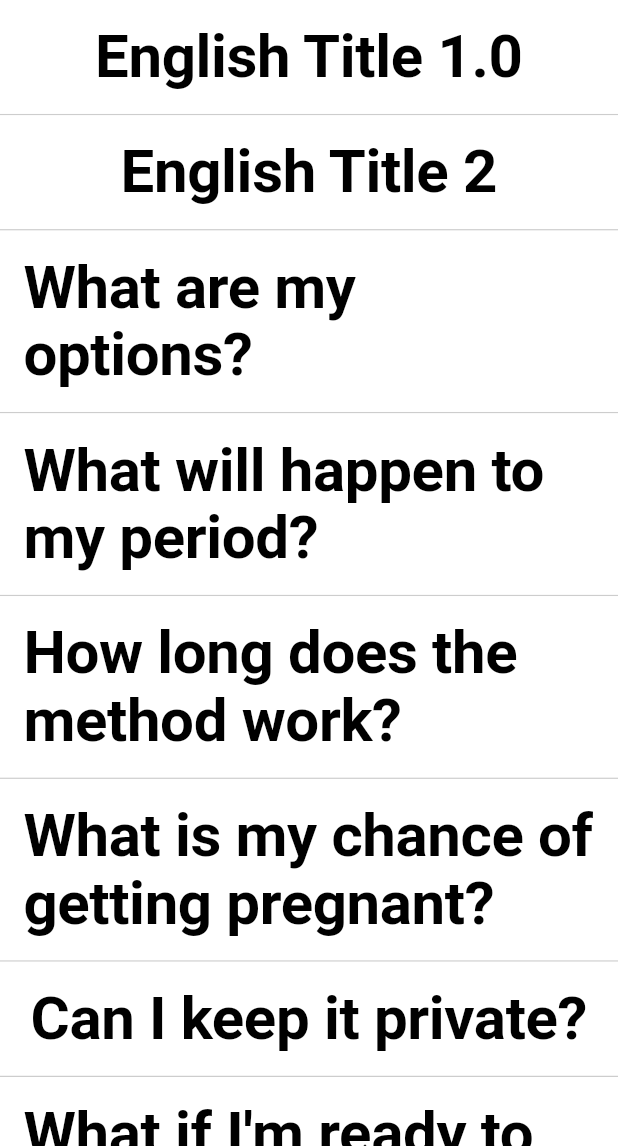
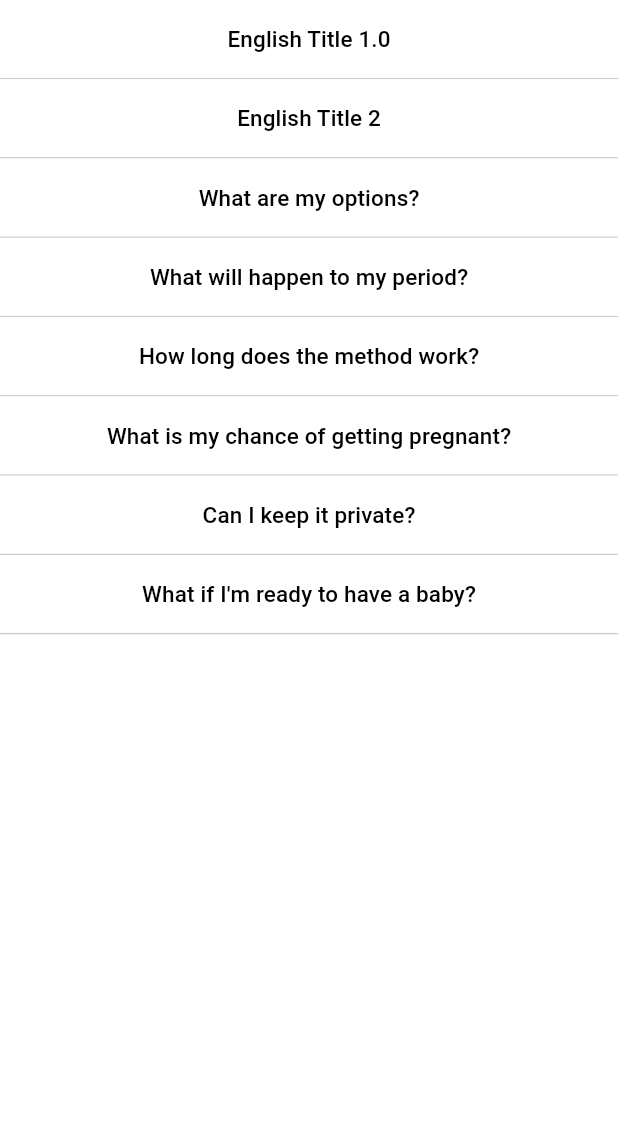
Before and after one commit to caitlynrawlings/ContentApp, a Flutter app: the screen it shows after launch, on a phone screen of 412 x 824 dp, the part 90-1236 px from its top. Run offline on Flutter 3.47's test engine with Material 3 defaults, Android fonts, the phone set to English and light mode, and no system bars; our stand-ins replace font_awesome_flutter, just_audio.

Commit message:
changed menu button display

```diff
--- a/lib/main.dart
+++ b/lib/main.dart
@@ -46,6 +46,7 @@ class _AppScreenState extends State<AppScreen> {
 
   List<dynamic> pageIds = [];
   List<dynamic> pageTitles = [];
+  List<dynamic> menuPageTitles = [];
   List<dynamic> pagesContents = [];
   Map<String, String> languages = {};
 
@@ -76,6 +77,9 @@ class _AppScreenState extends State<AppScreen> {
       for (dynamic page in pages) {
         pageIds += [page["id"]];
         pageTitles += [page["title"]];
+        if (!page["hidden"]) {
+          menuPageTitles += [page["title"]];
+        }
         pagesContents += [page["content"]];
       }
     });
@@ -176,7 +180,7 @@ class _AppScreenState extends State<AppScreen> {
                         child: selectedPageIndex == 0
                             ? Center(
                                 child: Menu(
-                                  pageTitles: pageTitles,
+                                  pageTitles: menuPageTitles,
                                   selectedLanguage: selectedLanguage,
                                   onSelectPage: (index) {
                                     setState(() {
--- a/lib/menu.dart
+++ b/lib/menu.dart
@@ -42,7 +42,7 @@ class PageButton extends StatelessWidget {
   @override
   Widget build(BuildContext context) {
     final theme = Theme.of(context);
-    final textStyle = theme.textTheme.displayLarge!.copyWith(
+    final textStyle = theme.textTheme.labelLarge!.copyWith(
       color: theme.colorScheme.onBackground,
     );
 
```
